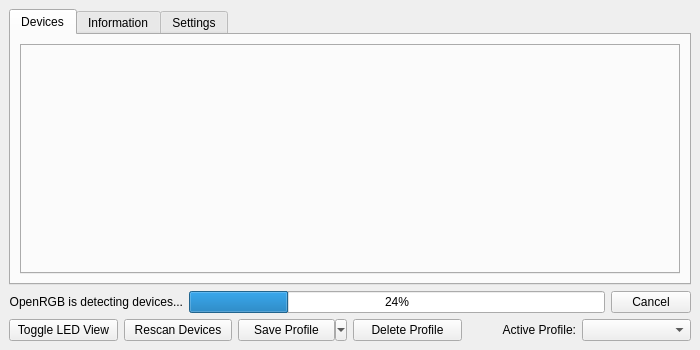
The window that qt/OpenRGBDialog/OpenRGBDialog.ui (JarzDev/agile-rgb) describes before a commit, drawn with Qt 5.
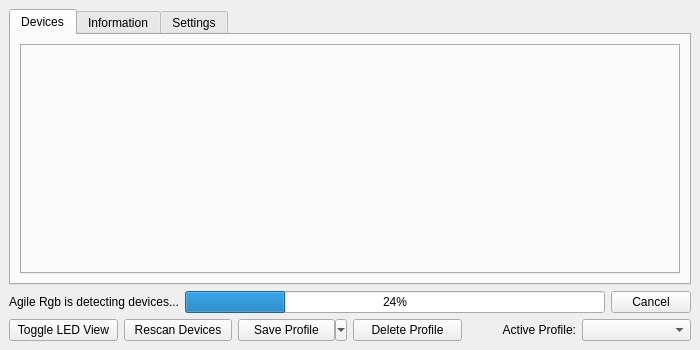
The same window after the commit.

Commit message: Rename user-facing branding from OpenRGB to Agile Rgb

```diff
--- a/qt/OpenRGBDialog/OpenRGBDialog.ui
+++ b/qt/OpenRGBDialog/OpenRGBDialog.ui
@@ -162,7 +162,7 @@
       <item>
        <widget class="QLabel" name="DetectionProgressLabel">
         <property name="text">
-         <string>OpenRGB is detecting devices...</string>
+         <string>Agile Rgb is detecting devices...</string>
         </property>
         <property name="alignment">
          <set>Qt::AlignmentFlag::AlignRight|Qt::AlignmentFlag::AlignTrailing|Qt::AlignmentFlag::AlignVCenter</set>
```
Left out of the diff: 2 changed lines with no effect on the pictures. The commit also changes 8 other files.
